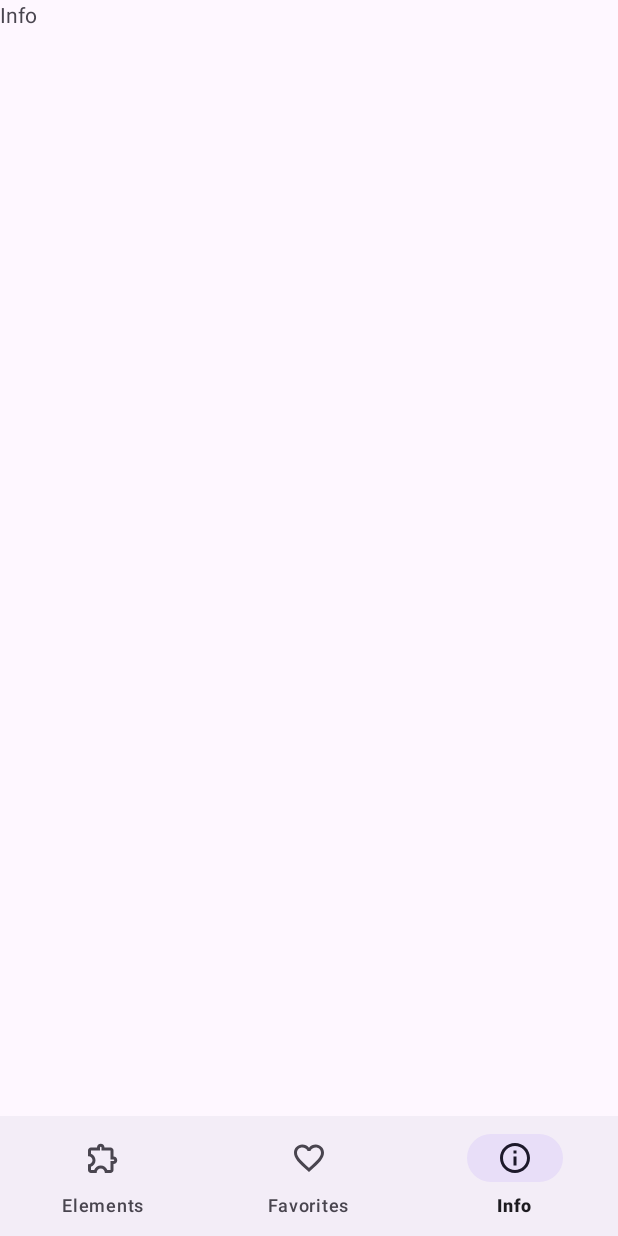
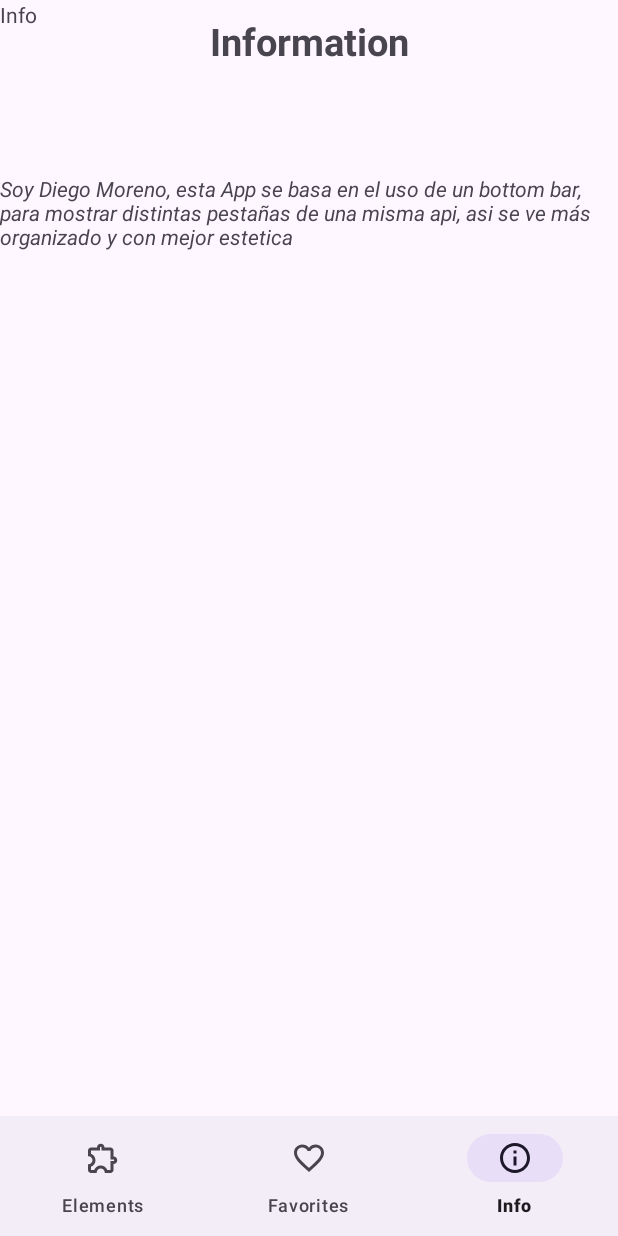
Before and after one commit to Darker3424/Evaluacion3DiegoMoreno, an Android app: the InfoFragment screen opened through its navigation route, on a phone screen of 412 x 824 dp. Run offline under Robolectric (Android 15) with nearby library versions, the phone set to English and light mode, and no system bars; our stand-ins replace navigation-ui; pictures from the network do not load; 3 statements that could not run were skipped.

Commit message:
Commit 2

```diff
--- a/app/src/main/AndroidManifest.xml
+++ b/app/src/main/AndroidManifest.xml
@@ -2,6 +2,7 @@
 <manifest xmlns:android="http://schemas.android.com/apk/res/android"
     xmlns:tools="http://schemas.android.com/tools">
 
+    <uses-permission android:name="android.permission.INTERNET" />
     <application
         android:allowBackup="true"
         android:dataExtractionRules="@xml/data_extraction_rules"
--- a/app/src/main/java/pe/company/evaluacion3diegomoreno/UI/Fragments/ElementsFragment.kt
+++ b/app/src/main/java/pe/company/evaluacion3diegomoreno/UI/Fragments/ElementsFragment.kt
@@ -6,6 +6,8 @@ import androidx.fragment.app.Fragment
 import android.view.LayoutInflater
 import android.view.View
 import android.view.ViewGroup
+import androidx.lifecycle.ViewModel
+import androidx.lifecycle.ViewModelProvider
 import androidx.recyclerview.widget.GridLayoutManager
 import androidx.recyclerview.widget.RecyclerView
 import pe.company.evaluacion3diegomoreno.Model.getData
@@ -14,6 +16,12 @@ import pe.company.evaluacion3diegomoreno.databinding.FragmentElementsBinding
 
 class ElementsFragment : Fragment() {
     private lateinit var binding: FragmentElementsBinding
+    private lateinit var viewModel: ElementViewModel
+
+    override fun onCreate(savedInstanceState: Bundle?) {
+        super.onCreate(savedInstanceState)
+        viewModel = ViewModelProvider(requireActivity()).get(ElementViewModel::class.java)
+    }
     override fun onCreateView(
         inflater: LayoutInflater, container: ViewGroup?,
         savedInstanceState: Bundle?
@@ -25,8 +33,14 @@ class ElementsFragment : Fragment() {
 
     override fun onViewCreated(view: View, savedInstanceState: Bundle?) {
         super.onViewCreated(view, savedInstanceState)
-        binding.rvProducts.adapter = RVProductsAdapter(getData())
+        val adapter = RVProductsAdapter(listOf())
+        binding.rvProducts.adapter = adapter
         binding.rvProducts.layoutManager = GridLayoutManager(requireContext(), 2, RecyclerView.VERTICAL, false)
+        viewModel.products.observe(requireActivity()) {products ->
+            adapter.products = products
+            adapter.notifyDataSetChanged()
+        }
+        viewModel.getProducts()
     }
 
 }
--- a/app/src/main/res/layout/fragment_info.xml
+++ b/app/src/main/res/layout/fragment_info.xml
@@ -11,4 +11,28 @@
         android:layout_height="match_parent"
         android:text="Info" />
 
+    <LinearLayout
+        android:layout_width="match_parent"
+        android:layout_height="match_parent"
+        android:orientation="vertical">
+
+        <TextView
+            android:id="@+id/textView"
+            android:layout_width="match_parent"
+            android:layout_height="106dp"
+            android:layout_marginTop="10dp"
+            android:text="Information"
+            android:textAlignment="center"
+            android:textSize="25dp"
+            android:textStyle="bold" />
+
+        <TextView
+            android:id="@+id/textView2"
+            android:layout_width="match_parent"
+            android:layout_height="wrap_content"
+            android:textSize="14dp"
+            android:textStyle="italic"
+            android:text="Soy Diego Moreno, esta App se basa en el uso de un bottom bar, para mostrar distintas pestañas de una misma api, asi se ve más organizado y con mejor estetica" />
+    </LinearLayout>
+
 </FrameLayout>
```
Also changed, not shown: app/src/main/java/pe/company/evaluacion3diegomoreno/Data/Repository/ProductsRepository.kt (added, +12 -0 lines), app/src/main/java/pe/company/evaluacion3diegomoreno/Data/Retrofit/GotInstance.kt (added, +9 -0 lines), app/src/main/java/pe/company/evaluacion3diegomoreno/Data/Retrofit/RetrofitHelper.kt (added, +11 -0 lines), app/src/main/java/pe/company/evaluacion3diegomoreno/Model/Product.kt (+11 -2 lines), app/src/main/java/pe/company/evaluacion3diegomoreno/Repository/ProductsRepository.kt (deleted, +0 -7 lines), app/src/main/java/pe/company/evaluacion3diegomoreno/Retrofit/GotInstance.kt (deleted, +0 -8 lines), app/src/main/java/pe/company/evaluacion3diegomoreno/Retrofit/RetrofitHelper.kt (deleted, +0 -16 lines), app/src/main/java/pe/company/evaluacion3diegomoreno/UI/Fragments/RVProductsAdapter.kt (+15 -1 lines), app/src/main/res/layout/item_product.xml (+13 -12 lines).
